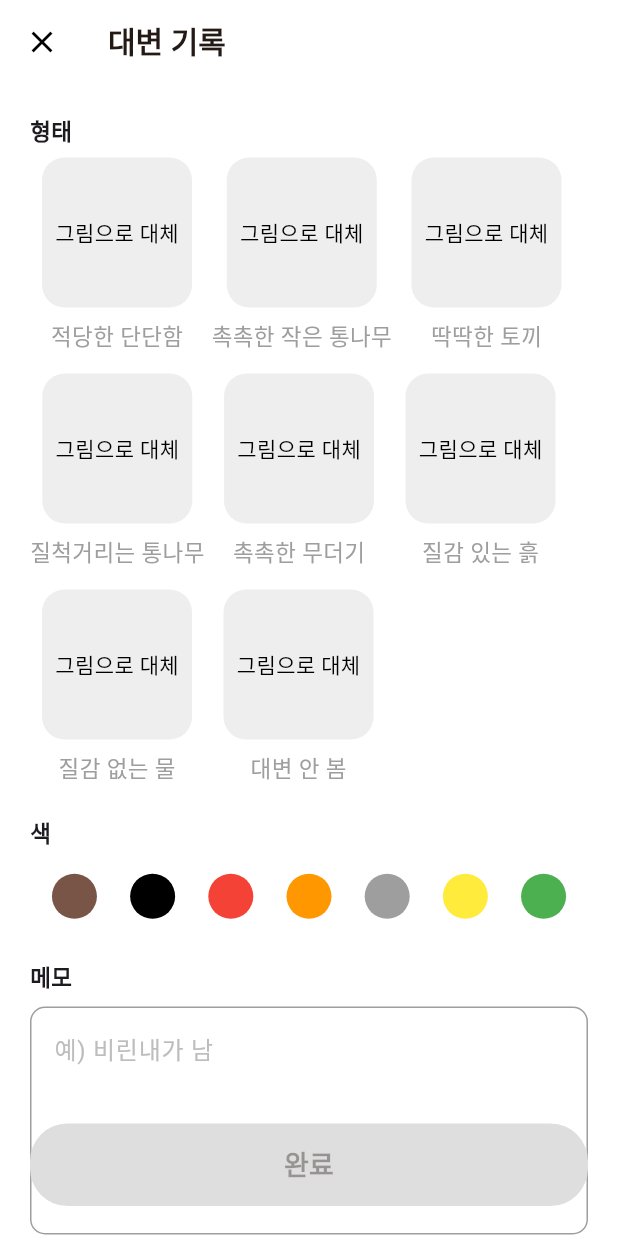
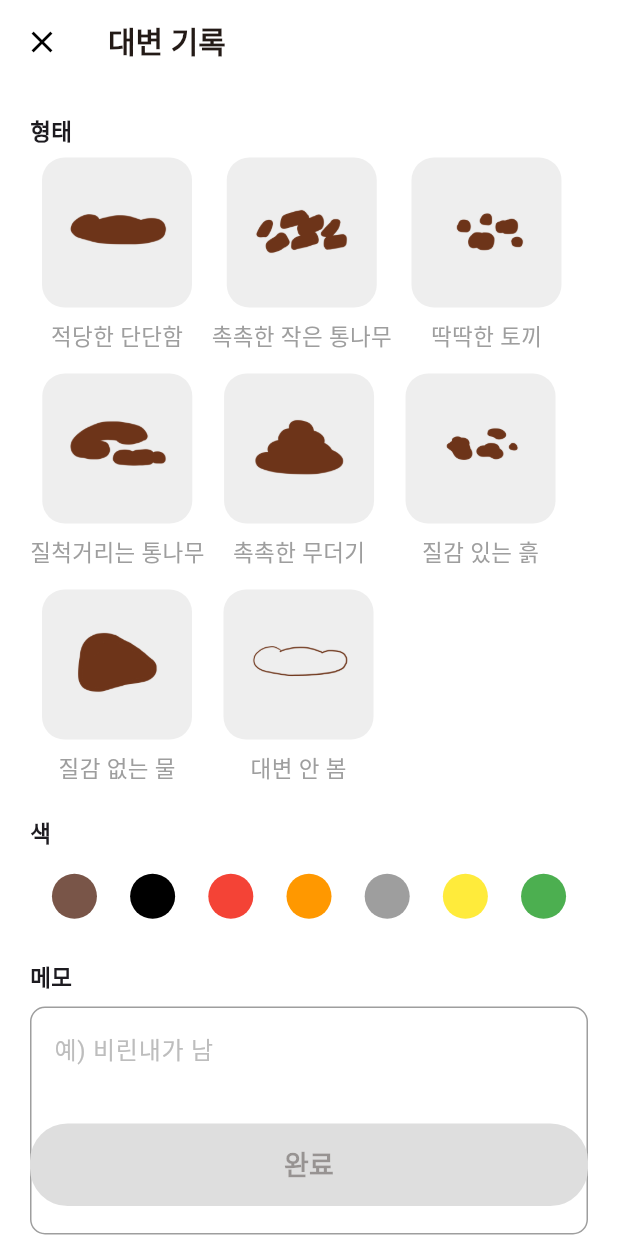
Before and after one commit to amosi999/mncare, a Flutter app: the AddPoopPage screen opened directly with empty values, on a phone screen of 412 x 824 dp. Run offline on Flutter 3.47's test engine with Material 3 defaults, Android fonts, the phone set to English and light mode, and no system bars; our stand-ins replace camera, cloud_firestore, firebase_auth, firebase_core, firebase_storage, flutter_colorpicker and 3 more; missing offline and left inert: toggle_list; accounts and stored records are empty.

Commit message:
chore: 대변 기록 추가 페이지 형태 이미지 추가

```diff
--- a/lib/screens/tracking/add_ poop_page.dart
+++ b/lib/screens/tracking/add_ poop_page.dart
@@ -9,8 +9,8 @@ class AddPoopPage extends StatefulWidget {
   const AddPoopPage({
     required this.date,
     required this.petId,
-    Key? key,
-  }) : super(key: key);
+    super.key,
+  });
 
   @override
   _AddPoopPageState createState() => _AddPoopPageState();
@@ -57,8 +57,8 @@ class _AddPoopPageState extends State<AddPoopPage> {
       'memo': _memoController.text,
       'timestamp': FieldValue.serverTimestamp(), // 기록 시간 저장
     });
-print('저장성공');
-print(docRef);
+    print('저장성공');
+    print(docRef);
 
     Navigator.of(context).pop(true); // 기록 추가 후 이전 화면으로 돌아가기
   }
@@ -163,6 +163,36 @@ print(docRef);
 
   Widget _buildShapeSelection(String shape) {
     bool isSelected = _selectedShape == shape;
+
+    Image getImage() {
+      // _buildShapeSelection('적당한 단단함'),
+      // _buildShapeSelection('촉촉한 작은 통나무'),
+      // _buildShapeSelection('딱딱한 토끼'),
+      // _buildShapeSelection('질척거리는 통나무'),
+      // _buildShapeSelection('촉촉한 무더기'),
+      // _buildShapeSelection('질감 있는 흙'),
+      // _buildShapeSelection('질감 없는 물'),
+      // _buildShapeSelection('대변 안 봄'),
+      switch (shape) {
+        case '적당한 단단함':
+          return Image.asset('assets/images/poop1.png');
+        case '촉촉한 작은 통나무':
+          return Image.asset('assets/images/poop2.png');
+        case '딱딱한 토끼':
+          return Image.asset('assets/images/poop3.png');
+        case '질척거리는 통나무':
+          return Image.asset('assets/images/poop4.png');
+        case '촉촉한 무더기':
+          return Image.asset('assets/images/poop5.png');
+        case '질감 있는 흙':
+          return Image.asset('assets/images/poop6.png');
+        case '질감 없는 물':
+          return Image.asset('assets/images/poop7.png');
+        default:
+          return Image.asset('assets/images/poop8.png');
+      }
+    }
+
     return GestureDetector(
       onTap: () {
         setState(() {
@@ -186,13 +216,7 @@ print(docRef);
               borderRadius: BorderRadius.circular(15),
             ),
             child: Center(
-              child: Text(
-                '그림으로 대체',
-                style: TextStyle(
-                  color: isSelected ? Colors.black : Colors.black,
-                  fontWeight: isSelected ? FontWeight.bold : FontWeight.normal,
-                ),
-              ),
+              child: getImage(),
             ),
           ),
           Text(
```
